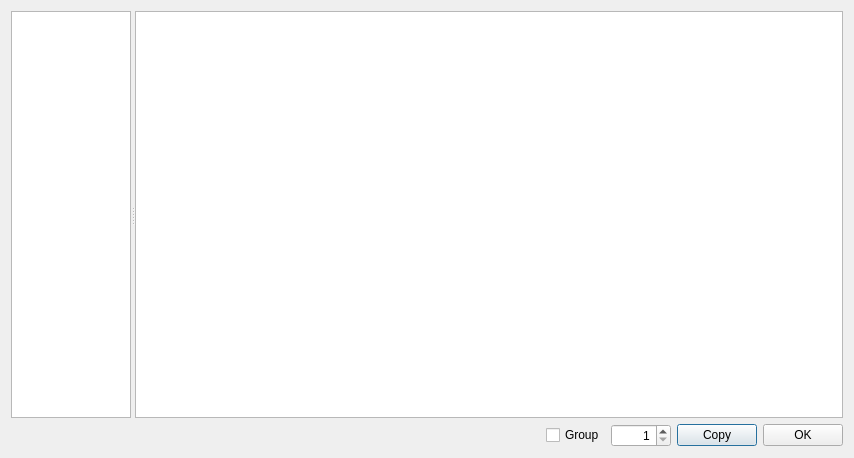
Qt form dialogshowdata.ui (horsicq/FormatDialogs) before a commit.
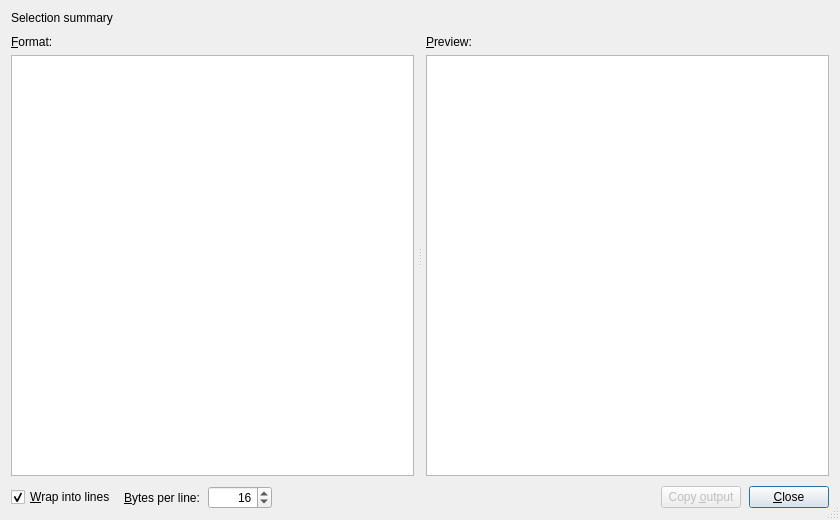
The same form after that commit.

```diff
--- a/dialogshowdata.ui
+++ b/dialogshowdata.ui
@@ -9,71 +9,170 @@
    <rect>
     <x>0</x>
     <y>0</y>
-    <width>854</width>
-    <height>458</height>
+    <width>840</width>
+    <height>520</height>
    </rect>
   </property>
+  <property name="minimumSize">
+   <size>
+    <width>560</width>
+    <height>320</height>
+   </size>
+  </property>
   <property name="windowTitle">
-   <string>Data</string>
+   <string>Copy Data</string>
+  </property>
+  <property name="sizeGripEnabled">
+   <bool>true</bool>
   </property>
   <property name="modal">
    <bool>true</bool>
   </property>
   <layout class="QVBoxLayout" name="verticalLayout">
+   <property name="spacing">
+    <number>10</number>
+   </property>
+   <item>
+    <widget class="QLabel" name="labelSelectionSummary">
+     <property name="text">
+      <string>Selection summary</string>
+     </property>
+     <property name="wordWrap">
+      <bool>true</bool>
+     </property>
+     <property name="textInteractionFlags">
+      <set>Qt::TextSelectableByKeyboard|Qt::TextSelectableByMouse</set>
+     </property>
+    </widget>
+   </item>
    <item>
     <widget class="QSplitter" name="splitter">
      <property name="sizePolicy">
       <sizepolicy hsizetype="Expanding" vsizetype="Expanding">
        <horstretch>0</horstretch>
-       <verstretch>0</verstretch>
+       <verstretch>1</verstretch>
       </sizepolicy>
      </property>
      <property name="orientation">
       <enum>Qt::Horizontal</enum>
      </property>
-     <widget class="QListWidget" name="listWidgetType">
-      <property name="maximumSize">
-       <size>
-        <width>120</width>
-        <height>16777215</height>
-       </size>
+     <widget class="QWidget" name="widgetFormat">
+      <property name="sizePolicy">
+       <sizepolicy hsizetype="Preferred" vsizetype="Expanding">
+        <horstretch>0</horstretch>
+        <verstretch>1</verstretch>
+       </sizepolicy>
       </property>
+      <layout class="QVBoxLayout" name="verticalLayoutFormat">
+       <property name="leftMargin">
+        <number>0</number>
+       </property>
+       <property name="topMargin">
+        <number>0</number>
+       </property>
+       <property name="rightMargin">
+        <number>4</number>
+       </property>
+       <property name="bottomMargin">
+        <number>0</number>
+       </property>
+       <item>
+        <widget class="QLabel" name="labelFormat">
+         <property name="text">
+          <string>&amp;Format:</string>
+         </property>
+         <property name="buddy">
+          <cstring>listWidgetType</cstring>
+         </property>
+        </widget>
+       </item>
+       <item>
+        <widget class="QListWidget" name="listWidgetType">
+         <property name="accessibleName">
+          <string>Output format</string>
+         </property>
+         <property name="toolTip">
+          <string>Choose how the selected bytes are formatted.</string>
+         </property>
+         <property name="alternatingRowColors">
+          <bool>true</bool>
+         </property>
+         <property name="horizontalScrollBarPolicy">
+          <enum>Qt::ScrollBarAlwaysOff</enum>
+         </property>
+        </widget>
+       </item>
+      </layout>
      </widget>
-     <widget class="QPlainTextEdit" name="plainTextEditData">
-      <property name="sizeIncrement">
-       <size>
-        <width>1</width>
-        <height>1</height>
-       </size>
-      </property>
-      <property name="lineWrapMode">
-       <enum>QPlainTextEdit::NoWrap</enum>
-      </property>
-      <property name="readOnly">
-       <bool>true</bool>
-      </property>
+     <widget class="QWidget" name="widgetPreview">
+      <layout class="QVBoxLayout" name="verticalLayoutPreview">
+       <property name="leftMargin">
+        <number>4</number>
+       </property>
+       <property name="topMargin">
+        <number>0</number>
+       </property>
+       <property name="rightMargin">
+        <number>0</number>
+       </property>
+       <property name="bottomMargin">
+        <number>0</number>
+       </property>
+       <item>
+        <widget class="QLabel" name="labelPreview">
+         <property name="text">
+          <string>&amp;Preview:</string>
+         </property>
+         <property name="buddy">
+          <cstring>plainTextEditData</cstring>
+         </property>
+        </widget>
+       </item>
+       <item>
+        <widget class="QPlainTextEdit" name="plainTextEditData">
+         <property name="accessibleName">
+          <string>Formatted data preview</string>
+         </property>
+         <property name="accessibleDescription">
+          <string>Read-only preview of the selected bytes in the chosen format.</string>
+         </property>
+         <property name="tabChangesFocus">
+          <bool>true</bool>
+         </property>
+         <property name="lineWrapMode">
+          <enum>QPlainTextEdit::NoWrap</enum>
+         </property>
+         <property name="readOnly">
+          <bool>true</bool>
+         </property>
+        </widget>
+       </item>
+      </layout>
      </widget>
     </widget>
    </item>
    <item>
-    <layout class="QHBoxLayout" name="horizontalLayout">
-     <item>
-      <spacer name="horizontalSpacer">
-       <property name="orientation">
-        <enum>Qt::Horizontal</enum>
-       </property>
-       <property name="sizeHint" stdset="0">
-        <size>
-         <width>40</width>
-         <height>20</height>
-        </size>
-       </property>
-      </spacer>
-     </item>
+    <layout class="QHBoxLayout" name="horizontalLayoutOptions">
+     <property name="spacing">
+      <number>8</number>
+     </property>
      <item>
       <widget class="QCheckBox" name="checkBoxGroup">
        <property name="text">
-        <string>Group</string>
+        <string>&amp;Wrap into lines</string>
+       </property>
+       <property name="checked">
+        <bool>true</bool>
+       </property>
+      </widget>
+     </item>
+     <item>
+      <widget class="QLabel" name="labelElementsProLine">
+       <property name="text">
+        <string>&amp;Bytes per line:</string>
+       </property>
+       <property name="buddy">
+        <cstring>spinBoxElementsProLine</cstring>
        </property>
       </widget>
      </item>
@@ -81,7 +180,7 @@
       <widget class="QSpinBox" name="spinBoxElementsProLine">
        <property name="minimumSize">
         <size>
-         <width>60</width>
+         <width>64</width>
          <height>0</height>
         </size>
        </property>
@@ -92,21 +191,52 @@
         <number>1</number>
        </property>
        <property name="maximum">
-        <number>32</number>
+        <number>256</number>
+       </property>
+       <property name="value">
+        <number>16</number>
        </property>
       </widget>
      </item>
+     <item>
+      <spacer name="horizontalSpacer">
+       <property name="orientation">
+        <enum>Qt::Horizontal</enum>
+       </property>
+       <property name="sizeHint" stdset="0">
+        <size>
+         <width>40</width>
+         <height>20</height>
+        </size>
+       </property>
+      </spacer>
+     </item>
      <item>
       <widget class="QPushButton" name="pushButtonCopy">
+       <property name="enabled">
+        <bool>false</bool>
+       </property>
+       <property name="toolTip">
+        <string>Copy the complete preview to the clipboard.</string>
+       </property>
        <property name="text">
-        <string>Copy</string>
+        <string>Copy &amp;output</string>
+       </property>
+       <property name="autoDefault">
+        <bool>true</bool>
        </property>
       </widget>
      </item>
      <item>
       <widget class="QPushButton" name="pushButtonOK">
        <property name="text">
-        <string>OK</string>
+        <string>&amp;Close</string>
+       </property>
+       <property name="default">
+        <bool>true</bool>
+       </property>
+       <property name="autoDefault">
+        <bool>true</bool>
        </property>
       </widget>
      </item>
```
Left out of the diff: 17 changed lines with no effect on the pictures.
